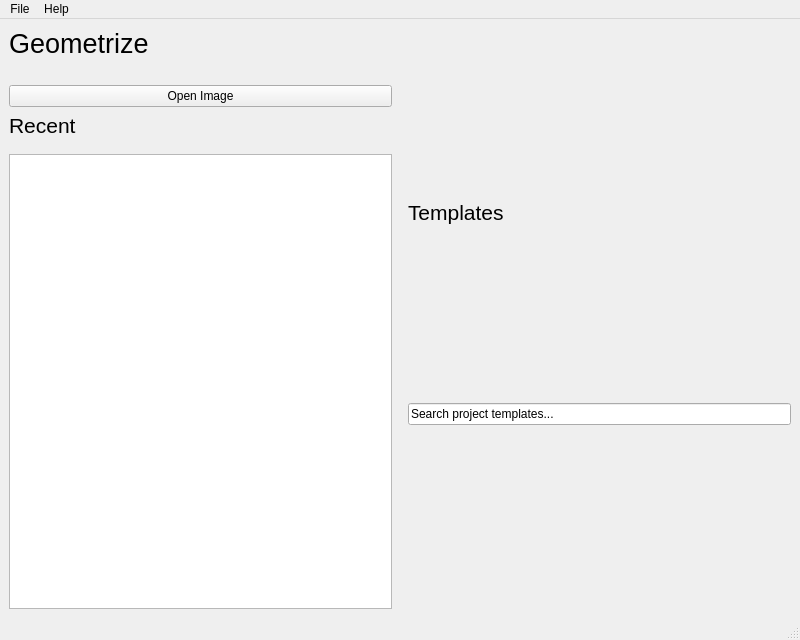
Before: the Qt Designer form Geometrize/dialog/launchwindow.ui in Tw1ddle/geometrize, drawn with Qt 5.
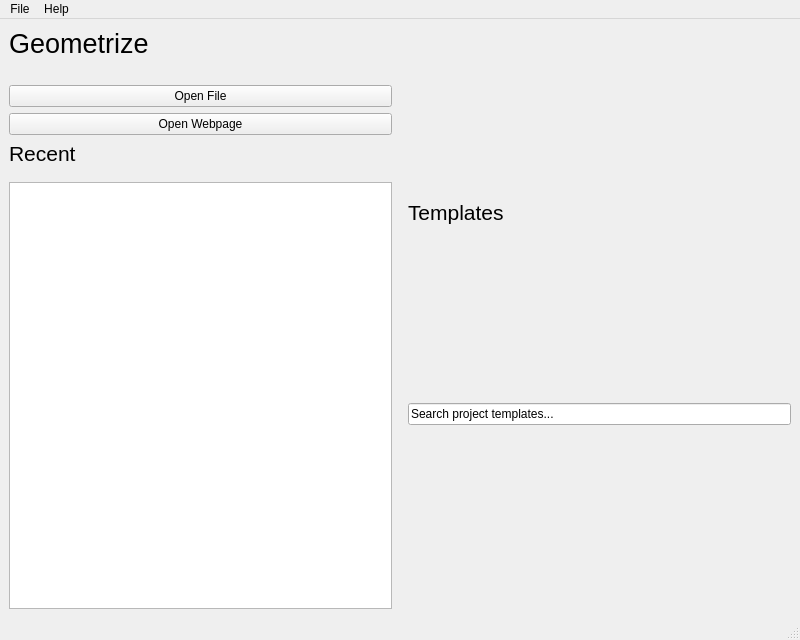
After: the same form once the commit is applied. Custom widgets are drawn as their Qt base class.

Commit message: More right click options, open url button, other minor stuff

```diff
--- a/Geometrize/dialog/launchwindow.ui
+++ b/Geometrize/dialog/launchwindow.ui
@@ -79,12 +79,19 @@
           <item>
            <widget class="QPushButton" name="openImageButton">
             <property name="text">
-             <string>Open Image</string>
+             <string>Open File</string>
             </property>
            </widget>
           </item>
          </layout>
         </item>
+        <item>
+         <widget class="QPushButton" name="openWebpageButton">
+          <property name="text">
+           <string>Open Webpage</string>
+          </property>
+         </widget>
+        </item>
         <item>
          <widget class="QLabel" name="recentListTitle">
           <property name="sizePolicy">
```
The commit also changes 13 other files.
